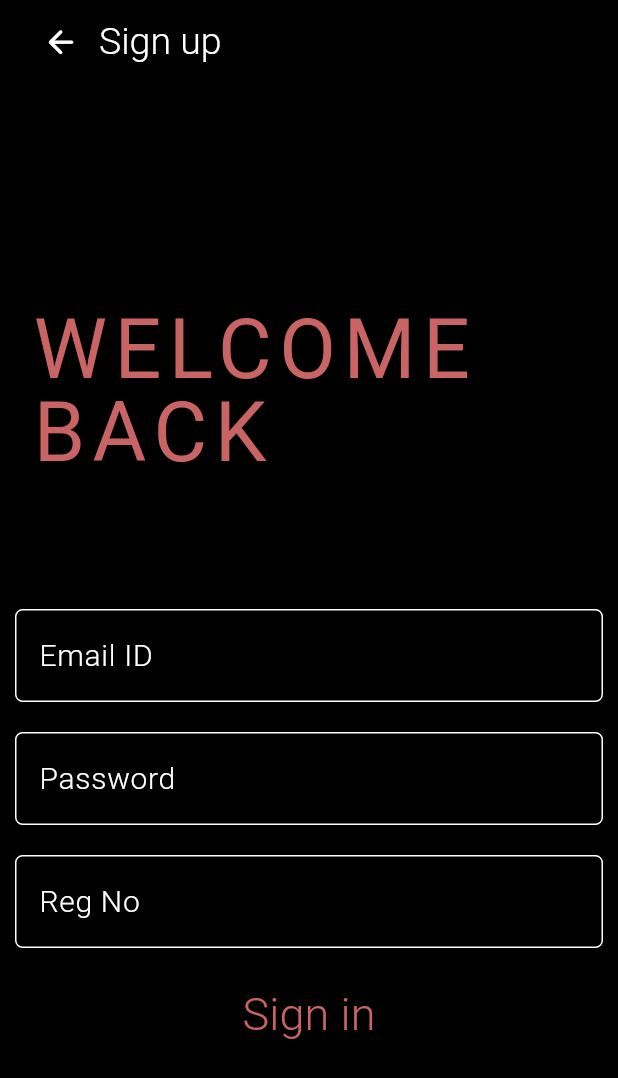
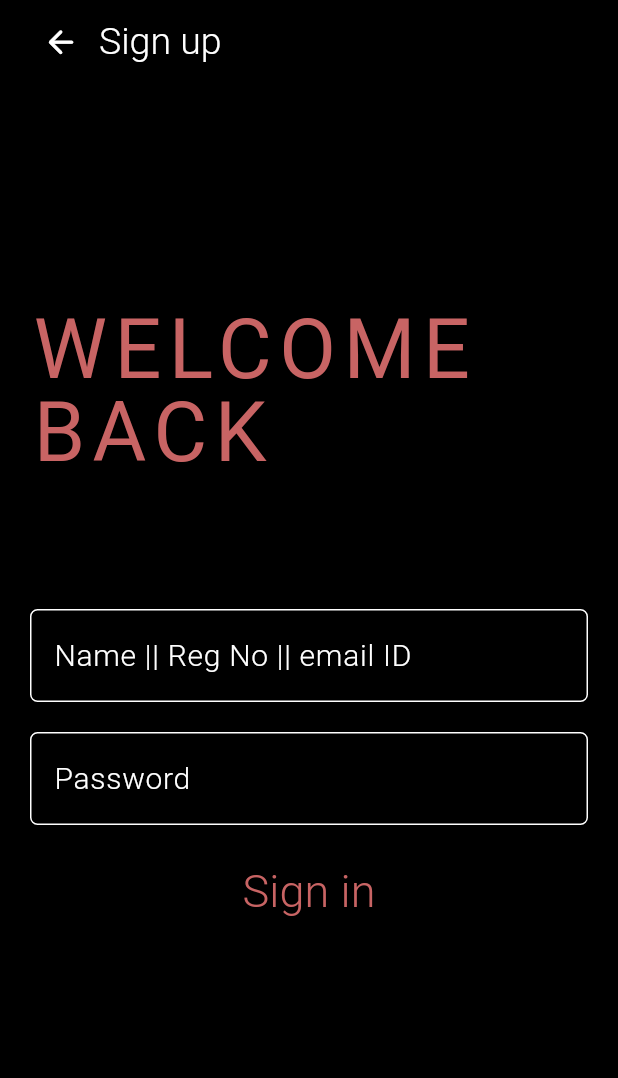
Before and after one commit to silveroburn/smartStudy, a Flutter app: the screen it shows after launch, after a tap on the "arrow forward" icon, on a phone screen of 412 x 824 dp. Shown: the top 1078 px of the screen. Run offline on Flutter 3.47's test engine with Material 3 defaults, Android fonts, the light colour scheme and no system bars; our stand-ins replace google_fonts; network calls fail.

Commit message:
some more minor changes

```diff
--- a/lib/signin.dart
+++ b/lib/signin.dart
@@ -1,7 +1,7 @@
 import 'package:flutter/material.dart';
 import 'package:google_fonts/google_fonts.dart';
 import 'package:smartstudy/profile.dart';
-import 'package:smartstudy/signup.dart';
+import 'package:smartstudy/qHandler.dart';
 import 'package:smartstudy/utilities.dart';
 
 class signin extends StatelessWidget{
@@ -9,6 +9,8 @@ class signin extends StatelessWidget{
 
   @override
   Widget build(BuildContext context) {
+    TextEditingController nameController = TextEditingController();
+    TextEditingController passwordController = TextEditingController();
     return Scaffold(
       backgroundColor: Colors.black,
       appBar: AppBar(
@@ -40,11 +42,9 @@ class signin extends StatelessWidget{
               SizedBox(height: 90,),
               Column(
                 children: [
-                  tFields(context, 'Email ID'),
+                  tFields(context, 'Name || Reg No || email ID', nameController),
                   SizedBox(height: 20,),
-                  tFields(context, 'Password'),
-                  SizedBox(height: 20,),
-                  tFields(context, 'Reg No'),
+                  tFields(context, 'Password', passwordController),
                 ],
               ),
 
@@ -54,10 +54,13 @@ class signin extends StatelessWidget{
                   borderRadius: BorderRadius.circular(5)
                 ),
                 child: MaterialButton(
-                  onPressed: (){
-                    Navigator.push(context, MaterialPageRoute(builder: (context){
-                      return Profile();
-                    }));
+                  onPressed: () async {
+                    var data = await signinQ(nameController.text, passwordController.text, context);
+                    if (data == 1){
+                      Navigator.push(context, MaterialPageRoute(builder: (context){
+                        return Profile();
+                      }));
+                    }
                   },
                   color: Colors.transparent,
                   child: Text('Sign in', style: GoogleFonts.pixelifySans(color: Color.fromARGB(255, 200, 100, 100), fontSize: 30, fontWeight: FontWeight.w300),),
--- a/lib/signup.dart
+++ b/lib/signup.dart
@@ -1,5 +1,6 @@
 import 'package:flutter/material.dart';
 import 'package:google_fonts/google_fonts.dart';
+import 'package:smartstudy/qHandler.dart';
 import 'package:smartstudy/signin.dart';
 import 'package:smartstudy/utilities.dart';
 
@@ -8,6 +9,10 @@ class signup extends StatelessWidget{
 
   @override
   Widget build(BuildContext context) {
+    TextEditingController usernameController = TextEditingController();
+    TextEditingController emailIdController = TextEditingController();
+    TextEditingController regNoController = TextEditingController();
+    TextEditingController passwordController = TextEditingController();
     return Scaffold(
       backgroundColor: Colors.black,
       appBar: AppBar(
@@ -39,11 +44,13 @@ class signup extends StatelessWidget{
               SizedBox(height: 90,),
               Column(
                 children: [
-                  tFields(context, 'Email ID'),
+                  tFields(context, 'Username', usernameController),
                   SizedBox(height: 20,),
-                  tFields(context, 'Password'),
+                  tFields(context, 'Email ID', emailIdController),
                   SizedBox(height: 20,),
-                  tFields(context, 'Reg No'),
+                  tFields(context, 'Password', passwordController),
+                  SizedBox(height: 20,),
+                  tFields(context, 'Reg No', regNoController),
                 ],
               ),
 
@@ -53,8 +60,13 @@ class signup extends StatelessWidget{
                   borderRadius: BorderRadius.circular(5)
                 ),
                 child: MaterialButton(
-                  onPressed: (){
-
+                  onPressed: ()async{
+                    var value = await signupQ(regNoController.text, emailIdController.text, usernameController.text, passwordController.text, context);
+                    if (value == 1){
+                      Navigator.push(context, MaterialPageRoute(builder: (context){
+                        return signin();
+                      }));
+                    }
                   },
                   color: Colors.transparent,
                   child: Text('Sign up', style: GoogleFonts.pixelifySans(color: Color.fromARGB(255, 200, 100, 100), fontSize: 30, fontWeight: FontWeight.w300),),
--- a/lib/utilities.dart
+++ b/lib/utilities.dart
@@ -5,10 +5,13 @@ import 'package:smartstudy/browse.dart';
 import 'package:smartstudy/chats.dart';
 import 'package:smartstudy/profile.dart';
 
-Widget tFields (BuildContext context, String hint){
+Widget tFields (BuildContext context, String hint, TextEditingController controller){
   return Padding(
-    padding: EdgeInsets.only(left: 10, right: 10),
+    padding: EdgeInsets.only(left: 20, right: 20),
     child: TextField(
+      controller: controller,
+      cursorColor: Colors.white,
+      style: GoogleFonts.poppins(color: Colors.white, fontSize: 20, fontWeight: FontWeight.w200),
       decoration: InputDecoration(
         hintText: hint,
         hintStyle: GoogleFonts.pixelifySans(color: Colors.white, fontSize: 20, fontWeight: FontWeight.w300),
@@ -18,7 +21,6 @@ Widget tFields (BuildContext context, String hint){
         ),
         focusedBorder: UnderlineInputBorder(
           borderSide: BorderSide(
-
             color: Color.fromARGB(255, 200, 100, 100),
           )
         )
```
